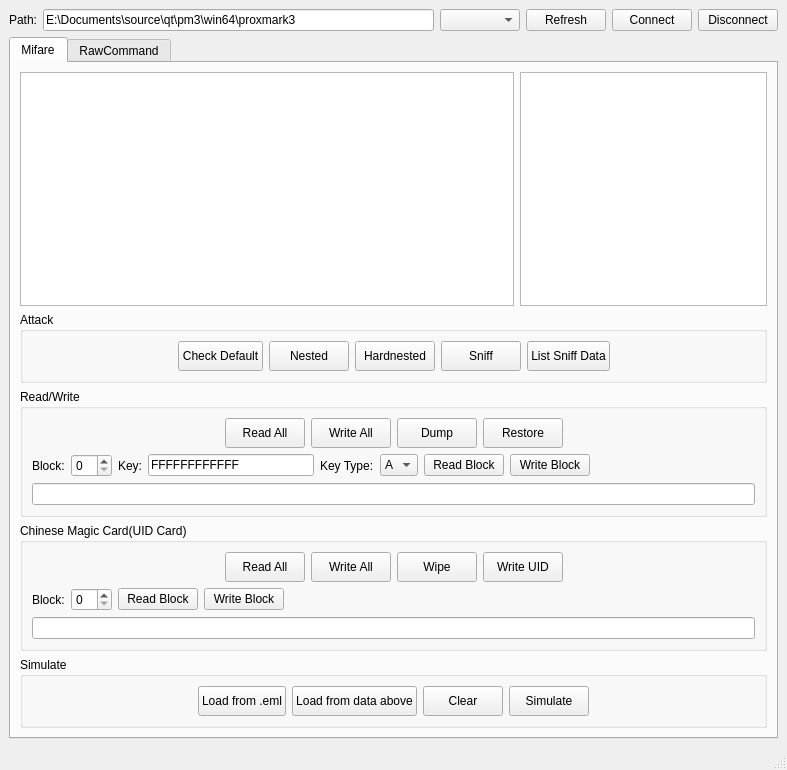
The window that mainwindow.ui (wh201906/Proxmark3GUI) describes before a commit, drawn with Qt 5.
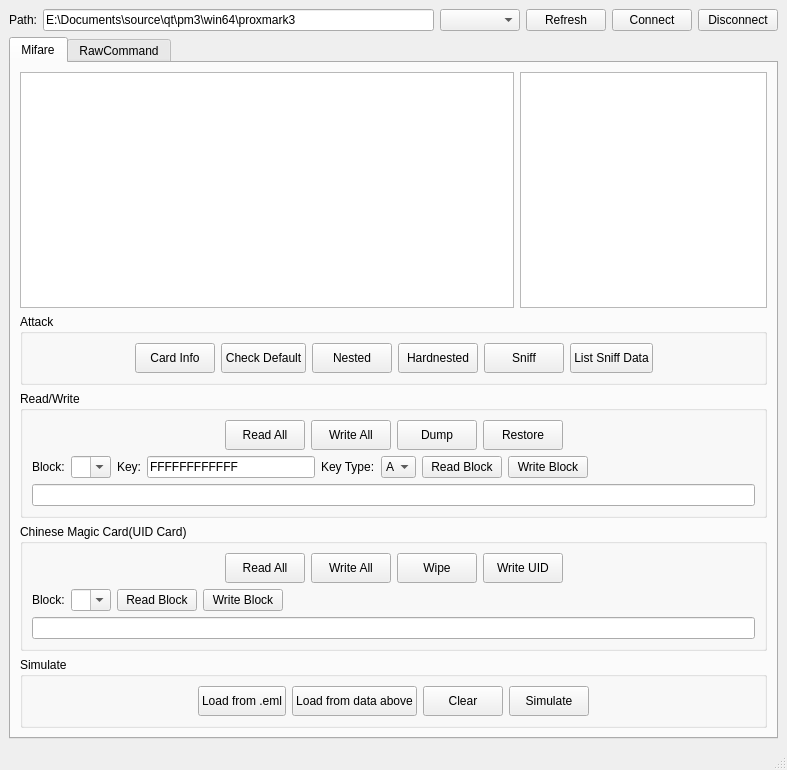
The same window after the commit.

The edit to the form file:
```diff
--- a/mainwindow.ui
+++ b/mainwindow.ui
@@ -150,6 +150,19 @@
              </property>
             </spacer>
            </item>
+           <item>
+            <widget class="QPushButton" name="MF_Attack_infoButton">
+             <property name="minimumSize">
+              <size>
+               <width>0</width>
+               <height>30</height>
+              </size>
+             </property>
+             <property name="text">
+              <string>Card Info</string>
+             </property>
+            </widget>
+           </item>
            <item>
             <widget class="QPushButton" name="MF_Attack_chkButton">
              <property name="sizePolicy">
@@ -401,9 +414,21 @@
               </widget>
              </item>
              <item>
-              <widget class="QSpinBox" name="MF_RW_blockBox">
-               <property name="maximum">
-                <number>63</number>
+              <widget class="QComboBox" name="MF_RW_blockBox">
+               <property name="minimumSize">
+                <size>
+                 <width>40</width>
+                 <height>0</height>
+                </size>
+               </property>
+               <property name="maximumSize">
+                <size>
+                 <width>40</width>
+                 <height>16777215</height>
+                </size>
+               </property>
+               <property name="editable">
+                <bool>true</bool>
                </property>
               </widget>
              </item>
@@ -430,6 +455,18 @@
              </item>
              <item>
               <widget class="QComboBox" name="MF_RW_keyTypeBox">
+               <property name="minimumSize">
+                <size>
+                 <width>35</width>
+                 <height>0</height>
+                </size>
+               </property>
+               <property name="maximumSize">
+                <size>
+                 <width>35</width>
+                 <height>16777215</height>
+                </size>
+               </property>
                <item>
                 <property name="text">
                  <string>A</string>
@@ -611,9 +648,21 @@
               </widget>
              </item>
              <item>
-              <widget class="QSpinBox" name="MF_UID_blockBox">
-               <property name="maximum">
-                <number>63</number>
+              <widget class="QComboBox" name="MF_UID_blockBox">
+               <property name="minimumSize">
+                <size>
+                 <width>40</width>
+                 <height>0</height>
+                </size>
+               </property>
+               <property name="maximumSize">
+                <size>
+                 <width>40</width>
+                 <height>16777215</height>
+                </size>
+               </property>
+               <property name="editable">
+                <bool>true</bool>
                </property>
               </widget>
              </item>
```
